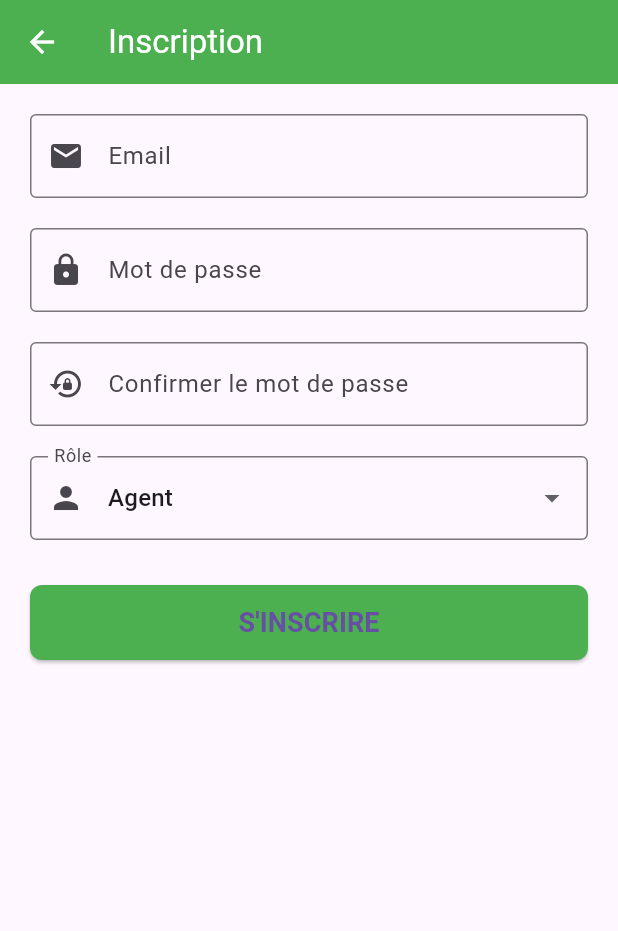
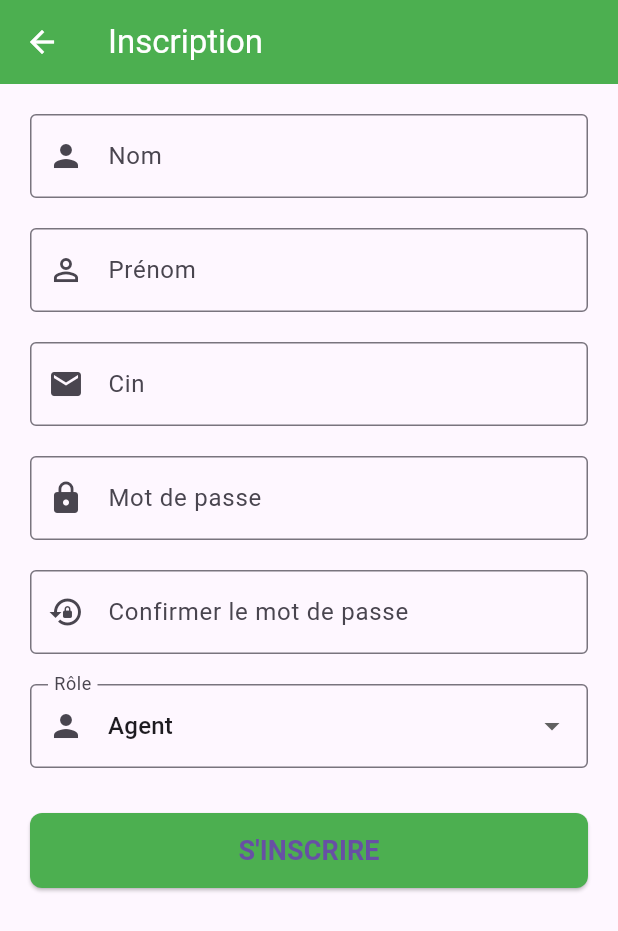
Before and after one commit to walaezzeddine/poubelle-app, a Flutter app: the RegisterScreen screen opened by its route, on a phone screen of 412 x 824 dp. Shown: the top 931 px of the screen. Run offline on Flutter 3.47's test engine with Material 3 defaults, Android fonts, the phone set to English and light mode, and no system bars; our stand-ins replace firebase_auth, firebase_core, fl_chart, flutter_map, geolocator, latlong2; accounts and stored records are empty; network calls fail.

Commit message:
secteurs, login, inscri, supp

```diff
--- a/lib/screens/admin-menu-drawer.dart
+++ b/lib/screens/admin-menu-drawer.dart
@@ -47,7 +47,7 @@ void _checkAuthAndNavigate(BuildContext context, String routeName) {
           ),
           ListTile(
             leading: const Icon(Icons.location_city),
-            title: const Text('Gérer les sites'),
+            title: const Text('Gérer les secteurs'),
             onTap: () => _checkAuthAndNavigate(context, '/manage-sites'),
           ),
           ListTile(
--- a/lib/screens/auth/login_screen.dart
+++ b/lib/screens/auth/login_screen.dart
@@ -5,13 +5,13 @@ import 'package:provider/provider.dart';
 import 'package:poubelle/services/auth_service.dart';
 
 class LoginScreen extends StatelessWidget {
-  final TextEditingController _emailController = TextEditingController();
+  final TextEditingController _cinController = TextEditingController();
   final TextEditingController _passwordController = TextEditingController();
 
-  // Fonction pour valider l'email
-  bool _isValidEmail(String email) {
-    final emailRegex = RegExp(r'^[^@\s]+@[^@\s]+\.[^@\s]+$');
-    return emailRegex.hasMatch(email);
+  // Fonction pour valider le cin
+  bool _isValidCin(String cin) {
+    final cinRegex = RegExp(r'^\d{8}$'); // exactement 8 chiffres
+    return cinRegex.hasMatch(cin);
   }
 
   // Fonction pour valider le mot de passe
@@ -20,14 +20,14 @@ class LoginScreen extends StatelessWidget {
   }
 
   Future<void> _login(BuildContext context) async {
-    final email = _emailController.text.trim();
+    final cin = _cinController.text.trim();
     final password = _passwordController.text.trim();
 
     // Validation before sending
-    if (!_isValidEmail(email)) {
+    if (!_isValidCin(cin)) {
       ScaffoldMessenger.of(context).showSnackBar(
         const SnackBar(
-          content: Text("Veuillez entrer une adresse e-mail valide."),
+          content: Text("Le CIN doit contenir exactement 8 chiffres."),
           behavior: SnackBarBehavior.floating,
           backgroundColor: Colors.red,
         ),
@@ -51,7 +51,7 @@ class LoginScreen extends StatelessWidget {
         Uri.parse('http://localhost:3000/api/auth/login'),
         //Uri.parse('http://192.168.56.1:3000/api/auth/login'),
         headers: {'Content-Type': 'application/json'},
-        body: jsonEncode({'email': email, 'password': password}),
+        body: jsonEncode({'cin': cin, 'password': password}),
       );
 
       if (response.statusCode == 200) {
@@ -69,8 +69,11 @@ class LoginScreen extends StatelessWidget {
           case 'chauffeur':
             Navigator.pushReplacementNamed(context, '/collector');
             break;
+          case 'agent':
+            Navigator.pushReplacementNamed(context, '/manage-poubelles');
+            break;
           default:
-            Navigator.pushReplacementNamed(context, '/manage-poubelles');
+            Navigator.pushReplacementNamed(context, '/collector');
         }
       } else {
         ScaffoldMessenger.of(context).showSnackBar(
@@ -118,13 +121,13 @@ class LoginScreen extends StatelessWidget {
             ),
             const SizedBox(height: 30),
             TextField(
-              controller: _emailController,
+              controller: _cinController,
               decoration: const InputDecoration(
-                labelText: 'Email',
+                labelText: 'Cin',
                 border: UnderlineInputBorder(),
                 prefixIcon: Icon(Icons.email),
               ),
-              keyboardType: TextInputType.emailAddress,
+              keyboardType: TextInputType.number,
             ),
             const SizedBox(height: 20),
             TextField(
--- a/lib/screens/auth/register_screen.dart
+++ b/lib/screens/auth/register_screen.dart
@@ -4,6 +4,7 @@ import 'package:poubelle/screens/collector-dashboard-screen.dart';
 import 'package:poubelle/screens/user-dashboard-screen.dart';
 import 'package:provider/provider.dart';
 import '../../services/auth_service.dart';
+import 'login_screen.dart';
 
 class RegisterScreen extends StatefulWidget {
   const RegisterScreen({super.key});
@@ -13,15 +14,17 @@ class RegisterScreen extends StatefulWidget {
 }
 
 class _RegisterScreenState extends State<RegisterScreen> {
-  final _emailController = TextEditingController();
+  final _cinController = TextEditingController();
   final _passwordController = TextEditingController();
+  final _nomController = TextEditingController();
+  final _prenomController = TextEditingController();
   final _confirmPasswordController = TextEditingController();
   bool _isLoading = false;
   String _selectedRole = 'agent';
 
-  bool _isValidEmail(String email) {
-    final emailRegex = RegExp(r'^[\w-\.]+@([\w-]+\.)+[\w-]{2,4}$');
-    return emailRegex.hasMatch(email);
+  bool _isValidCin(String cin) {
+    final cinRegex = RegExp(r'^\d{8}$'); // exactement 8 chiffres
+    return cinRegex.hasMatch(cin);
   }
 
   bool _isValidPassword(String password) {
@@ -31,13 +34,15 @@ class _RegisterScreenState extends State<RegisterScreen> {
   }
 
   Future<void> _register() async {
-    final email = _emailController.text.trim();
+    final nom = _nomController.text.trim();
+    final prenom = _prenomController.text.trim();
+    final cin = _cinController.text.trim();
     final password = _passwordController.text.trim();
     final confirmPassword = _confirmPasswordController.text.trim();
 
-    if (!_isValidEmail(email)) {
+    if (!_isValidCin(cin)) {
       ScaffoldMessenger.of(context).showSnackBar(
-        const SnackBar(content: Text('Email invalide'),backgroundColor: Colors.red,),
+        const SnackBar(content: Text('Cin invalide'),backgroundColor: Colors.red,),
       );
       return;
     }
@@ -65,9 +70,11 @@ class _RegisterScreenState extends State<RegisterScreen> {
       final auth = Provider.of<AuthService>(context, listen: false);
 
       final result = await auth.register(
-        email,
+        cin,
         password,
         _selectedRole,
+        nom,
+        prenom,
       );
 
       final registeredRole = result['role'];
@@ -106,6 +113,17 @@ class _RegisterScreenState extends State<RegisterScreen> {
     return Scaffold(
       appBar: AppBar(
         title: const Text('Inscription'),
+        leading: IconButton(
+          icon: const Icon(Icons.arrow_back), // Flèche gauche
+          onPressed: () async {
+            await Provider.of<AuthService>(context, listen: false).signOut();
+            Navigator.pushAndRemoveUntil(
+              context,
+              MaterialPageRoute(builder: (context) => LoginScreen()),
+              (route) => false,
+            );
+          },
+        ),
         backgroundColor: Colors.green,
         foregroundColor: Colors.white,
       ),
@@ -115,9 +133,27 @@ class _RegisterScreenState extends State<RegisterScreen> {
           child: Column(
             children: [
               TextFormField(
-                controller: _emailController,
+                controller: _nomController,
                 decoration: const InputDecoration(
-                  labelText: 'Email',
+                  labelText: 'Nom',
+                  border: OutlineInputBorder(),
+                  prefixIcon: Icon(Icons.person),
+                ),
+              ),
+              const SizedBox(height: 20),
+              TextFormField(
+                controller: _prenomController,
+                decoration: const InputDecoration(
+                  labelText: 'Prénom',
+                  border: OutlineInputBorder(),
+                  prefixIcon: Icon(Icons.person_outline),
+                ),
+              ),
+              const SizedBox(height: 20),
+              TextFormField(
+                controller: _cinController,
+                decoration: const InputDecoration(
+                  labelText: 'Cin',
                   border: OutlineInputBorder(),
                   prefixIcon: Icon(Icons.email),
                 ),
--- a/lib/screens/manage-users-screen.dart
+++ b/lib/screens/manage-users-screen.dart
@@ -15,8 +15,9 @@ class ManageUsersScreen extends StatefulWidget {
 class _ManageUsersScreenState extends State<ManageUsersScreen> {
   final UserService _userService = UserService();
   List<Map<String, dynamic>> _users = [];
+  List<Map<String, dynamic>> _usersAffected = []; // Ajout de cette variable
   List<String> _roles = [];
-  String _searchEmail = '';
+  String _searchPrenom = '';
   String _searchRole = '';
   String? _selectedRole;
 
@@ -26,16 +27,18 @@ class _ManageUsersScreenState extends State<ManageUsersScreen> {
     _loadUsers();
   }
 
-  bool _isValidEmail(String email) {
-    final emailRegex = RegExp(r"^[a-zA-Z0-9._%+-]+@[a-zA-Z0-9.-]+\.[a-zA-Z]{2,}$");
-    return emailRegex.hasMatch(email);
+  bool _isValidCin(String cin) {
+    final cinRegex = RegExp(r"^\d{8}$"); // 8 chiffres
+    return cinRegex.hasMatch(cin);
   }
 
   Future<void> _loadUsers() async {
     try {
       final users = await _userService.getUsers();
+      final usersAffected = await _userService.getUsersAffected();
       setState(() {
         _users = users;
+        _usersAffected = usersAffected; // Ajout du chargement des utilisateurs affectés
         _roles = _getDistinctRoles(users);
       });
     } catch (e) {
@@ -53,14 +56,18 @@ class _ManageUsersScreenState extends State<ManageUsersScreen> {
 
   List<Map<String, dynamic>> _filterUsers() {
     return _users.where((user) {
-      final emailMatch = user['email'].toLowerCase().contains(_searchEmail.toLowerCase());
-      final roleMatch = user['role'].toLowerCase().contains(_searchRole.toLowerCase());
-      return emailMatch && roleMatch;
+      final prenom = user['prenom'] ?? ''; // Valeur par défaut si `prenom` est null
+      final role = user['role'] ?? ''; // Valeur par défaut si `role` est null
+      final prenomMatch = prenom.toLowerCase().contains(_searchPrenom.toLowerCase());
+      final roleMatch = role.toLowerCase().contains(_searchRole.toLowerCase());
+      return prenomMatch && roleMatch;
     }).toList();
   }
 
   Future<void> _showUserDialog({Map<String, dynamic>? user}) async {
-    final emailController = TextEditingController(text: user?['email']);
+    final cinController = TextEditingController(text: user?['cin']);
+    final nomController = TextEditingController(text: user?['nom']);
+    final prenomController = TextEditingController(text: user?['prenom']);
     _selectedRole = user?['role'];
 
     await showDialog(
@@ -72,16 +79,21 @@ class _ManageUsersScreenState extends State<ManageUsersScreen> {
             mainAxisSize: MainAxisSize.min,
             children: [
               TextField(
-                controller: emailController,
-                decoration: const InputDecoration(labelText: 'Email'),
+                controller: nomController,
+                decoration: const InputDecoration(labelText: 'Nom'),
+              ),
+              TextField(
+                controller: prenomController,
+                decoration: const InputDecoration(labelText: 'Prénom'),
+              ),
+              TextField(
+                controller: cinController,
+                decoration: const InputDecoration(labelText: 'cin'),
               ),
               DropdownButtonFormField<String>(
                 value: _selectedRole,
                 items: _roles.map((role) {
-                  return DropdownMenuItem<String>(
-                    value: role,
-                    child: Text(role),
-                  );
+                  return DropdownMenuItem<String>(value: role, child: Text(role));
                 }).toList(),
                 onChanged: (newRole) {
                   setState(() {
@@ -97,20 +109,22 @@ class _ManageUsersScreenState extends State<ManageUsersScreen> {
             TextButton(onPressed: () => Navigator.pop(context), child: const Text('Annuler')),
             ElevatedButton(
               onPressed: () async {
-                final email = emailController.text.trim();
+                final cin = cinController.text.trim();
                 final role = _selectedRole;
+                final nom = nomController.text.trim();
+                final prenom = prenomController.text.trim();
 
-                if (email.isEmpty || role == null) return;
-                if (!_isValidEmail(email)) {
-                  ScaffoldMessenger.of(context).showSnackBar(SnackBar(content: Text('Email invalide.')));
+                if (cin.isEmpty || nom.isEmpty || prenom.isEmpty || role == null) return;
+                if (!_isValidCin(cin)) {
+                  ScaffoldMessenger.of(context).showSnackBar(SnackBar(content: Text('Cin invalide.'), backgroundColor: Colors.red));
                   return;
                 }
 
                 try {
                   if (user == null) {
-                    await _userService.addUser(email, role);
+                    await _userService.addUser(cin, role, nom, prenom);
                   } else {
-                    await _userService.updateUser(user['id'], email, role);
+                    await _userService.updateUser(user['id'], cin, role, nom, prenom);
                   }
                   Navigator.pop(context);
                   setState(() {
@@ -129,6 +143,22 @@ class _ManageUsersScreenState extends State<ManageUsersScreen> {
   }
 
   Future<void> _confirmDelete(String userId) async {
+    // Vérifier si l'utilisateur est affecté avant la suppression
+
+    final isUserAffected = _usersAffected.any((user) => user['chauffeurID'] == userId);
+
+    if (isUserAffected) {
+      // Si l'utilisateur est affecté, afficher un message d'erreur
+      ScaffoldMessenger.of(context).showSnackBar(
+        const SnackBar(
+          content: Text('Cet utilisateur est affecté à un secteur et ne peut pas être supprimé.'),
+          backgroundColor: Colors.red,
+        ),
+      );
+      return; // Ne pas continuer la suppression
+    }
+
+    // Si l'utilisateur n'est pas affecté, demander la confirmation de la suppression
     final confirm = await showDialog<bool>(
       context: context,
       builder: (context) => AlertDialog(
@@ -144,11 +174,16 @@ class _ManageUsersScreenState extends State<ManageUsersScreen> {
     if (confirm == true) {
       try {
         await _userService.deleteUser(userId);
+        ScaffoldMessenger.of(context).showSnackBar(
+          const SnackBar(content: Text('Utilisateur supprimé avec succès !'), backgroundColor: Colors.green),
+        );
         setState(() {
-          _loadUsers();
+          _loadUsers();  // Recharger la liste des utilisateurs après suppression
         });
       } catch (e) {
-        print('Erreur lors de la suppression de l\'utilisateur : $e');
+        ScaffoldMessenger.of(context).showSnackBar(
+          SnackBar(content: Text('Erreur lors de la suppression de l\'utilisateur : $e'), backgroundColor: Colors.red),
+        );
       }
     }
   }
@@ -169,7 +204,8 @@ class _ManageUsersScreenState extends State<ManageUsersScreen> {
                 (route) => false, // Supprime toutes les routes précédentes
               );
             },
-          )]
+          ),
+        ],
       ),
       drawer: const AdminMenuDrawer(),
       body: Padding(
@@ -182,10 +218,10 @@ class _ManageUsersScreenState extends State<ManageUsersScreen> {
               children: [
                 Expanded(
                   child: TextField(
-                    decoration: const InputDecoration(labelText: 'Recherche par email', prefixIcon: Icon(Icons.email, color: Color.fromARGB(255, 206, 206, 206))),
+                    decoration: const InputDecoration(labelText: 'Recherche par prénom', prefixIcon: Icon(Icons.email, color: Color.fromARGB(255, 206, 206, 206))),
                     onChanged: (value) {
                       setState(() {
-                        _searchEmail = value;
+                        _searchPrenom = value;
                       });
                     },
                   ),
@@ -212,8 +248,8 @@ class _ManageUsersScreenState extends State<ManageUsersScreen> {
                   return Card(
                     margin: const EdgeInsets.symmetric(vertical: 8.0),
                     child: ListTile(
-                      title: Text(user['email']),
-                      subtitle: Text('Rôle : ${user['role']}'),
+                      title: Text('${user['nom']} ${user['prenom']}'),
+                      subtitle: Text('CIN : ${user['cin']} | Rôle : ${user['role']}'),
                       trailing: Row(
                         mainAxisSize: MainAxisSize.min,
                         children: [
--- a/lib/screens/user-menu-drawer.dart
+++ b/lib/screens/user-menu-drawer.dart
@@ -38,7 +38,7 @@ class UserMenuDrawer extends StatelessWidget {
           ),
           ListTile(
             leading: const Icon(Icons.person),
-            title: const Text('Gérer les sites'),
+            title: const Text('Gérer les secteurs'),
             onTap: () {
               Navigator.pushNamed(context, '/manage-sites');
             },
--- a/lib/services/auth_service.dart
+++ b/lib/services/auth_service.dart
@@ -39,11 +39,11 @@ class AuthService with ChangeNotifier {
 
   // Other methods like register, login, etc.
 
-  Future<Map<String, dynamic>> login(String email, String password) async {
+  Future<Map<String, dynamic>> login(String cin, String password) async {
     final response = await http.post(
       Uri.parse('$baseUrl/api/auth/login'),
       headers: {'Content-Type': 'application/json'},
-      body: jsonEncode({'email': email, 'password': password}),
+      body: jsonEncode({'cin': cin, 'password': password}),
     );
 
     if (response.statusCode == 200) {
@@ -56,14 +56,16 @@ class AuthService with ChangeNotifier {
   }
 
 
-  Future<Map<String, dynamic>> register(String email, String password, String role) async {
+  Future<Map<String, dynamic>> register(String cin, String password, String role, String nom, String prenom) async {
     final response = await http.post(
       Uri.parse('$baseUrl/api/auth/register'),
       headers: {'Content-Type': 'application/json'},
       body: jsonEncode({
-        'email': email,
+        'cin': cin,
         'password': password,
         'role': role,
+        'nom': nom,
+        'prenom': prenom,
       }),
     );
 
@@ -71,8 +73,8 @@ class AuthService with ChangeNotifier {
       final data = jsonDecode(response.body);
       return data; // Si l'inscription est réussie, retourne les données.
     } else if (response.statusCode == 400) {
-      // Si l'email est déjà utilisé, retourne un message d'erreur spécifique
-      throw Exception('L\'email est déjà utilisé. Veuillez en choisir un autre.');
+      // Si le cin est déjà utilisé, retourne un message d'erreur spécifique
+      throw Exception('Le CIN est déjà utilisé. Veuillez en choisir un autre.');
     } else {
       // Autres erreurs génériques
       throw Exception('Échec de l\'inscription. Veuillez réessayer.');
--- a/lib/services/users_service.dart
+++ b/lib/services/users_service.dart
@@ -15,12 +15,23 @@ class UserService {
     }
   }
 
+  Future<List<Map<String, dynamic>>> getUsersAffected() async {
+    final response = await http.get(Uri.parse('$baseUrl/api/user/usersAffected'));
+
+    if (response.statusCode == 200) {
+      final List<dynamic> data = json.decode(response.body);
+      print(response.body);
+      return data.map((user) => user as Map<String, dynamic>).toList();
+    } else {
+      throw Exception('Erreur lors de la récupération des utilisateurs');
+    }
+  }
   // Ajouter un utilisateur
-  Future<void> addUser(String email, String role) async {
+  Future<void> addUser(String cin, String role, String nom, String prenom) async {
     final response = await http.post(
       Uri.parse('$baseUrl/api/user/users'),
       headers: {'Content-Type': 'application/json'},
-      body: json.encode({'email': email, 'role': role}),
+      body: json.encode({'cin': cin, 'role': role, 'nom': nom, 'prenom': prenom}),
     );
 
     if (response.statusCode != 201) {
@@ -29,11 +40,11 @@ class UserService {
   }
 
   // Mettre à jour un utilisateur
-  Future<void> updateUser(String id, String email, String role) async {
+  Future<void> updateUser(String id, String cin, String role, String nom, String prenom) async {
     final response = await http.put(
       Uri.parse('$baseUrl/api/user/users/$id'),
       headers: {'Content-Type': 'application/json'},
-      body: json.encode({'email': email, 'role': role}),
+      body: json.encode({'cin': cin, 'role': role, 'nom': nom, 'prenom': prenom}),
     );
 
     if (response.statusCode != 200) {
@@ -44,15 +55,15 @@ class UserService {
   // Supprimer un utilisateur
   Future<void> deleteUser(String id) async {
     final response = await http.delete(Uri.parse('$baseUrl/api/user/users/$id'));
-
+    print(response.statusCode);
     if (response.statusCode != 200) {
       throw Exception('Erreur lors de la suppression de l\'utilisateur');
     }
   }
 
   // Recherche partielle des utilisateurs
-  Future<List<Map<String, dynamic>>> searchUsersPartial(String email, String role) async {
-    final uri = Uri.parse('$baseUrl/api/user/users/search?email=$email&role=$role');
+  Future<List<Map<String, dynamic>>> searchUsersPartial(String prenom, String role) async {
+    final uri = Uri.parse('$baseUrl/api/user/users/search?prenom=$prenom&role=$role');
     final response = await http.get(uri);
 
     if (response.statusCode == 200) {
```
Also changed, not shown: lib/screens/collector-dashboard-screen.dart (+18 -2 lines), lib/screens/manage-poubelles-screen.dart (+29 -7 lines), lib/screens/manage-sites-screen.dart (+62 -53 lines), lib/screens/pages/container_creation_page.dart (+23 -23 lines), lib/services/poubelles_service.dart (+6 -6 lines), lib/services/sites_services.dart (+22 -23 lines). Lines whose indentation alone changed are shown as unchanged.
